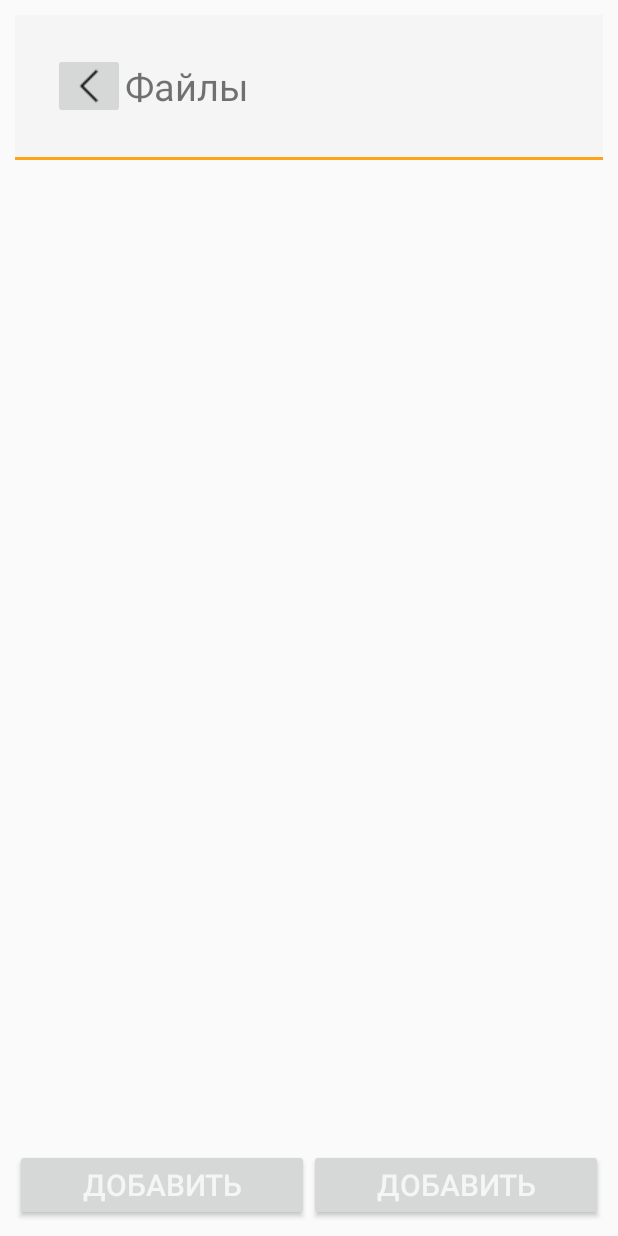
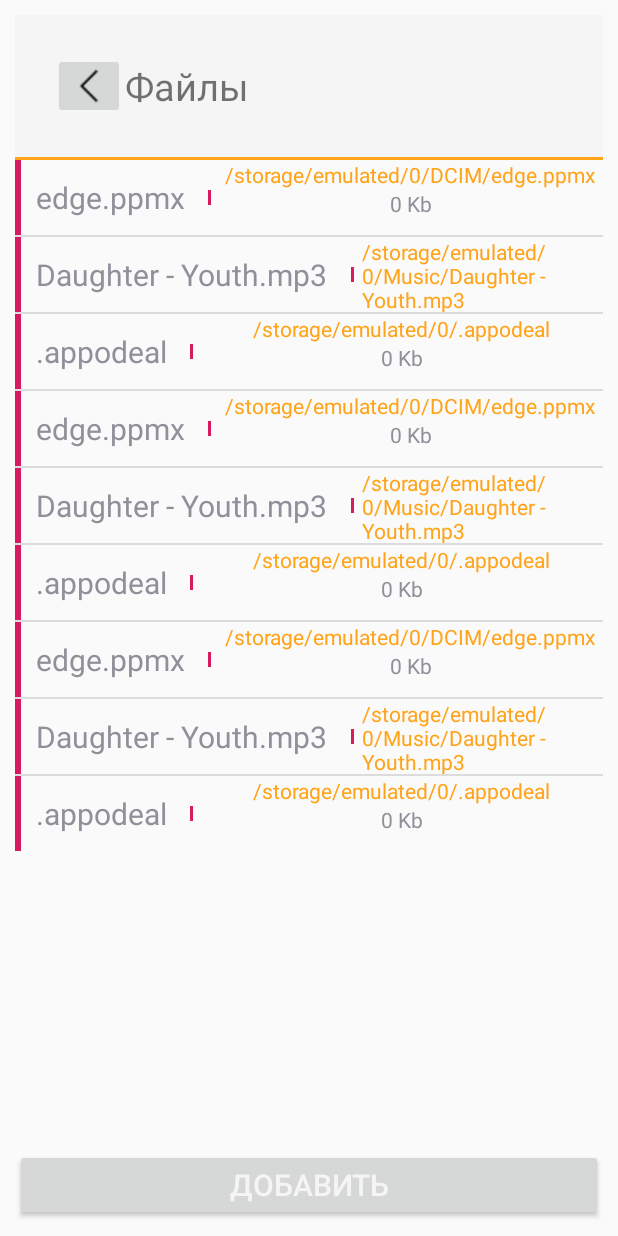
Before and after one commit to The5teve/prog_tech, an Android app: the screen it shows after launch (FileListActivity), after a tap on "ИЗМЕНИТЬ", on a phone screen of 412 x 824 dp. Run offline under Robolectric (Android 15) with nearby library versions, the phone set to English and light mode, and no system bars.

Commit message:
Удаление объекта FilesData листом AttachedFile. Удален класс FilesData. Реализован возврат Parcelable-данных(ArrayList<AttachedFile>) c FileListActivity в MainActivity. Добавлен EventListener для кнопки "Назад" на FileListActivity. Добавлено отображение файлов, полученных с FileListActivity. Изменение разметки экрана MainActivity: вертикальное расположение списков вместо горизонтального; Добавление ScrollView для просмотра данных экрана

```diff
--- a/app/src/main/java/com/paa/allsafeproject/FileListActivity.kt
+++ b/app/src/main/java/com/paa/allsafeproject/FileListActivity.kt
@@ -4,19 +4,21 @@ import android.content.Intent
 import androidx.appcompat.app.AppCompatActivity
 import android.os.Bundle
 import android.util.Log
-import android.widget.AdapterView
-import android.widget.ArrayAdapter
-import android.widget.TextView
+import android.view.View
 import android.widget.Toast
+import com.paa.allsafeproject.data_structs.AttachedFile
 import kotlinx.android.synthetic.main.activity_file_list.*
 
 class FileListActivity : AppCompatActivity() {
 
-    private val TAG:String = "FilesListActivity"
+    private val TAG:String = "FileListActivity"
 
-    private var files:ArrayList<AttachedFile> = ArrayList<AttachedFile>()
+//    var filesData:FilesData = FilesData()
+    // Хранение в виде листа Parcelable-объектов AttachedFile вместо Parcelable-объекта FilesData
+    private val files: ArrayList<AttachedFile> = ArrayList()
 
     override fun onCreate(savedInstanceState: Bundle?) {
+
         super.onCreate(savedInstanceState)
         setContentView(R.layout.activity_file_list)
     }
@@ -24,14 +26,35 @@ class FileListActivity : AppCompatActivity() {
     override fun onResume() {
         setListeners()
         // Отображение данных
-        val f1:AttachedFile = AttachedFile("/storage/emulated/0/DCIM/edge.ppmx")
-        val f2:AttachedFile = AttachedFile("/storage/emulated/0/Music/Daughter - Youth.mp3")
-        val f3:AttachedFile = AttachedFile("/storage/emulated/0/.appodeal")
+        // Тестовые данные
+        val f1: AttachedFile =
+            AttachedFile("/storage/emulated/0/DCIM/edge.ppmx")
+        val f2: AttachedFile =
+            AttachedFile("/storage/emulated/0/Music/Daughter - Youth.mp3")
+        val f3: AttachedFile =
+            AttachedFile("/storage/emulated/0/.appodeal")
+        val f4: AttachedFile =
+            AttachedFile("/storage/emulated/0/DCIM/edge.ppmx")
+        val f5: AttachedFile =
+            AttachedFile("/storage/emulated/0/Music/Daughter - Youth.mp3")
+        val f6: AttachedFile =
+            AttachedFile("/storage/emulated/0/.appodeal")
+        val f7: AttachedFile =
+            AttachedFile("/storage/emulated/0/DCIM/edge.ppmx")
+        val f8: AttachedFile =
+            AttachedFile("/storage/emulated/0/Music/Daughter - Youth.mp3")
+        val f9: AttachedFile =
+            AttachedFile("/storage/emulated/0/.appodeal")
         files.add(f1)
         files.add(f2)
         files.add(f3)
-        val adapter = FileListAdapter(this, R.layout.view_file_rec, files)
-//        adapter.getView()
+        files.add(f4)
+        files.add(f5)
+        files.add(f6)
+        files.add(f7)
+        files.add(f8)
+        files.add(f9)
+        val adapter = FileListAdapter(applicationContext, R.layout.view_file_rec, files)
         lw_fileListActivity_fileList.adapter = adapter
         // parent - view родителя нажатого элемента; view - нажатый элемент; position - порядковый номер пункта в списке; id - идентификатор нажатого элемента
         lw_fileListActivity_fileList.setOnItemClickListener { parent, view, position, id ->
@@ -39,25 +62,23 @@ class FileListActivity : AppCompatActivity() {
             files.removeAt(position)
             adapter.notifyDataSetChanged()
         }
-//        lw_fileListActivity_fileList.setOnItemClickListener { parent, view, position, id ->
-//            Toast.makeText(this, (view as TextView).text, Toast.LENGTH_LONG).show()
-//        }
-
         Log.d(TAG, "onResume")
         super.onResume()
     }
 
     private fun setListeners() {
-        button_addFile.setOnClickListener {
+//        button_addFile.setOnClickListener {
+//
+//        }
+        imageButton_fileList_backButton.setOnClickListener { sendFilesToMainActivity(files) }
+    }
 
-        }
-        button_removeFile.setOnClickListener {
+    override fun onBackPressed() = sendFilesToMainActivity(files)
 
-        }
-        imageButton_fileList_backButton.setOnClickListener {
-            var mainActivityIntent:Intent = Intent()
-//            todo(Передача Intent: путь, название?, размер, лист файлов?)
-//            mainActivityIntent.putExtra("FILES_NAMES")
-        }
+    private fun sendFilesToMainActivity(files: ArrayList<AttachedFile>?) {
+        var toMainActivity:Intent = Intent()
+        toMainActivity.putExtra("FILES", files) // Почему-то null в итоге
+        setResult(RESULT_OK, toMainActivity)
+        finish()
     }
 }
--- a/app/src/main/java/com/paa/allsafeproject/FileListAdapter.kt
+++ b/app/src/main/java/com/paa/allsafeproject/FileListAdapter.kt
@@ -5,20 +5,22 @@ import android.view.LayoutInflater
 import android.view.View
 import android.view.ViewGroup
 import android.widget.ArrayAdapter
+import android.widget.ListView
 import android.widget.TextView
+import androidx.annotation.LayoutRes
+import com.paa.allsafeproject.data_structs.AttachedFile
 
-class FileListAdapter(context: Context, val resource:Int, val files:ArrayList<AttachedFile>) :
-    ArrayAdapter<AttachedFile>(context, resource) {
+class FileListAdapter(context: Context, @LayoutRes val resource:Int, val files:ArrayList<AttachedFile>) :
+    ArrayAdapter<AttachedFile>(context, resource, files) {
+
+    private val TAG:String = "FILE_LIST_ADAPTER"
 
     override fun getView(position: Int, convertView: View?, parent: ViewGroup): View {
-        val layoutInflater = LayoutInflater.from(context)
-        val listView = layoutInflater.inflate(R.layout.view_file_rec, parent, false)
-        val f_name = listView.findViewById<TextView>(R.id.tw_fileRecord_name)
-        val f_path = listView.findViewById<TextView>(R.id.tw_fileRecord_path)
-        val f_size = listView.findViewById<TextView>(R.id.tw_fileRecord_size)
-        f_name.text = files[position].name
-        f_path.text = files[position].path
-        f_size.text = "${(files[position].size).div(1024)} Kb"
-        return listView
+        val inflater = LayoutInflater.from(context)
+        val linearLayout = inflater.inflate(R.layout.view_file_rec, parent, false)
+        linearLayout.findViewById<TextView>(R.id.tw_fileRecord_name).text = files[position].name
+        linearLayout.findViewById<TextView>(R.id.tw_fileRecord_path).text = files[position].path
+        linearLayout.findViewById<TextView>(R.id.tw_fileRecord_size).text = "${(files[position].size).div(1024)} Kb"
+        return linearLayout
     }
 }
--- a/app/src/main/java/com/paa/allsafeproject/MainActivity.kt
+++ b/app/src/main/java/com/paa/allsafeproject/MainActivity.kt
@@ -6,7 +6,7 @@ import android.os.Bundle
 import android.util.Log
 import android.widget.LinearLayout
 import android.widget.TextView
-import android.widget.Toast
+import com.paa.allsafeproject.data_structs.AttachedFile
 import kotlinx.android.synthetic.main.activity_main.*
 
 class MainActivity : AppCompatActivity() {
@@ -14,52 +14,49 @@ class MainActivity : AppCompatActivity() {
 //    private val REQUEST_CODE_OK = 1
 //    private val REQUEST_CODE_ERROR = 4
 
-    private val TAG:String = "MainActivity"
+    private val TAG:String = "ACTIVITY_MAIN"
 
-    var attachedFiles:java.util.ArrayList<String> = ArrayList() // TODO: Тип данных String! Исправить
     var mails:java.util.ArrayList<String> = ArrayList()
+    var files:ArrayList<AttachedFile> = ArrayList()
 
     override fun onCreate(savedInstanceState: Bundle?) {
         Log.d(TAG, "onCreate")
-//        val toast:Toast = Toast.makeText(applicationContext, "main_onCreate", Toast.LENGTH_SHORT)
-//        toast.setGravity(Gravity.TOP or Gravity.LEFT,0,0)
-//        toast.show()
         super.onCreate(savedInstanceState)
         setContentView(R.layout.activity_main)
     }
 
-    override fun onStart() {
-        Log.d(TAG, "onStart")
-//        setListeners()
-        super.onStart()
-    }
-
-    override fun onPause() {
-        Log.d(TAG, "onPause")
-        super.onPause()
-    }
     override fun onResume() {
+        Log.d(TAG, "onResume")
         setListeners()
-        Log.d(TAG, "onResume")
         super.onResume()
     }
 
-//    override fun onResume() {
-//        fillMailList()
-//        fillFileList()
-//        super.onResume()
-//    }
+    private fun fillMailListView(receivedMails: java.util.ArrayList<String>?) {
+        if (receivedMails != null) {
+            mails = receivedMails // плохо!
+            var ll_mailList: LinearLayout = linearLayout_mailList
+            for (i: String in mails) {
+                var tw = TextView(this)
+                tw.text = i
+                ll_mailList.addView(tw)
+            }
+        } else {
+            Log.d(TAG, "fillMailList: ArrayList of received mails is null")
+        }
+    }
 
-    private fun fillMailList(receivedMails: java.util.ArrayList<String>?) {
-        // TODO(null-проверка полученного листа)
-        mails = receivedMails!! // плохо!
-        Log.d(TAG, "fillMailList")
-        Toast.makeText(applicationContext, "filling mail list", Toast.LENGTH_SHORT).show()
-        var ll_mailList:LinearLayout = linearLayout_mailList
-        for (i:String in mails) {
-            var tw = TextView(this)
-            tw.text = i
-            ll_mailList.addView(tw)
+    private fun fillFileList(receivedFiles: ArrayList<AttachedFile>?) {
+        Log.d(TAG, "fillFileList: received ArrayList of AttachedFiles = $receivedFiles")
+        if (receivedFiles != null) {
+            files = receivedFiles
+            var adapter:FileListAdapter = FileListAdapter(applicationContext, R.layout.view_file_rec, files)
+            MainActivity_ListView_fileList.adapter = adapter
+            Log.d(TAG, "files size ${files.size}")
+            for (f in files) {
+                Log.d(TAG, "DATA STRUCT ${f}")
+            }
+        } else {
+//            Toast.makeText(applicationContext, "Cant fill files NullPointer", Toast.LENGTH_SHORT).show()
         }
     }
 
@@ -67,12 +64,13 @@ class MainActivity : AppCompatActivity() {
         Log.d(TAG, "setListeners method")
         button_tomails.setOnClickListener {
             val editMailsIntent = Intent(this, MailListActivity::class.java)
-            editMailsIntent.putStringArrayListExtra("MainActivity_MAILS", mails)
+            editMailsIntent.putStringArrayListExtra("MAILS", mails)
+            Log.d(TAG, "Sending ${mails}")
             startActivityForResult(editMailsIntent,1)
         }
         button_toFiles.setOnClickListener {
             val editFilesIntent = Intent(this, FileListActivity::class.java)
-            editFilesIntent.putStringArrayListExtra("MainActivity_FILES", attachedFiles)
+            if(files.size!=0) editFilesIntent.putExtra("FILES", files)
             startActivityForResult(editFilesIntent,1)
         }
     }
@@ -80,9 +78,9 @@ class MainActivity : AppCompatActivity() {
     override fun onActivityResult(requestCode: Int, resultCode: Int, data: Intent?) {
         Log.d(TAG, "onActivityResult")
         // отображение почт
-        fillMailList(data?.getStringArrayListExtra("MAILS"))
+        fillMailListView(data?.getStringArrayListExtra("MAILS"))
         // отображение файлов
-//        fillFileList(data?.getArray)
+        fillFileList(data?.getParcelableArrayListExtra("FILES"))
         super.onActivityResult(requestCode, resultCode, data)
     }
 }
--- a/app/src/main/java/com/paa/allsafeproject/data_structs/AttachedFile.kt
+++ b/app/src/main/java/com/paa/allsafeproject/data_structs/AttachedFile.kt
@@ -1,9 +1,43 @@
-package com.paa.allsafeproject
+package com.paa.allsafeproject.data_structs
 
+import android.os.Parcel
+import android.os.Parcelable
 import java.io.File
 import java.nio.file.Files
 
 class AttachedFile(val path: String,
                    val fileObj: File=File(path),
                    var name: String=fileObj.name,
-                   var size: Int= (fileObj.length().toInt()))
+                   var size: Int= (fileObj.length().toInt())) : Parcelable {
+    constructor(parcel: Parcel) : this(
+        parcel.readString().toString() // todo: Null-проверка
+//        TODO("fileObj"),
+//        parcel.readString(),
+//        parcel.readInt()
+    )
+
+    override fun writeToParcel(parcel: Parcel, flags: Int) {
+        parcel.writeString(path)
+        // Не нужно передавать имя и размер файла, т.к. конструктору требуется только путь к файлу?
+//        parcel.writeString(name)
+//        parcel.writeInt(size)
+    }
+
+    override fun describeContents(): Int {
+        return 0
+    }
+
+    companion object CREATOR : Parcelable.Creator<AttachedFile> {
+        override fun createFromParcel(parcel: Parcel): AttachedFile {
+            return AttachedFile(parcel)
+        }
+
+        override fun newArray(size: Int): Array<AttachedFile?> {
+            return newArray(size)
+        }
+    }
+
+    override fun toString(): String {
+        return "Data struct: $path - $size"
+    }
+}
--- a/app/src/main/java/com/paa/allsafeproject/data_structs/AttachedMail.kt
+++ b/app/src/main/java/com/paa/allsafeproject/data_structs/AttachedMail.kt
@@ -1,4 +1,4 @@
-package com.paa.allsafeproject
+package com.paa.allsafeproject.data_structs
 
 class AttachedMail(var mail:String?) {
 
--- a/app/src/main/java/com/paa/allsafeproject/data_structs/FilesData.kt
+++ /dev/null
@@ -1,4 +0,0 @@
-package com.paa.allsafeproject.data_structs
-
-class FilesData {
-}
--- a/app/src/main/res/layout/activity_file_list.xml
+++ b/app/src/main/res/layout/activity_file_list.xml
@@ -60,12 +60,12 @@
             android:layout_width="wrap_content"
             android:layout_height="wrap_content"
             android:text="@string/files_list_addFile" />
-        <Button android:id="@+id/button_removeFile"
-            android:layout_weight="0.25"
-            style="@style/buttons_medium"
-            android:layout_width="wrap_content"
-            android:layout_height="wrap_content"
-            android:text="@string/files_list_addFile" />
+<!--        <Button android:id="@+id/button_removeFile"-->
+<!--            android:layout_weight="0.25"-->
+<!--            style="@style/buttons_medium"-->
+<!--            android:layout_width="wrap_content"-->
+<!--            android:layout_height="wrap_content"-->
+<!--            android:text="@string/files_list_addFile" />-->
     </LinearLayout>
 
 
--- a/app/src/main/res/layout/view_file_rec.xml
+++ b/app/src/main/res/layout/view_file_rec.xml
@@ -1,7 +1,8 @@
 <?xml version="1.0" encoding="utf-8"?>
 <LinearLayout xmlns:android="http://schemas.android.com/apk/res/android"
     android:orientation="horizontal" android:layout_width="match_parent"
-    android:layout_height="wrap_content">
+    android:layout_height="wrap_content"
+    android:height="500dp">
     <View
         android:layout_width="4dp"
         android:layout_height="50dp"
@@ -30,13 +31,13 @@
             android:textColor="@color/colorPrimaryDarkOrange"
             android:layout_width="wrap_content"
             android:layout_height="wrap_content"
-            android:text="d:/tests">
-
+            android:layout_gravity="center"
+            android:text="tw_fileRecord_path">
         </TextView>
         <TextView android:id="@+id/tw_fileRecord_size"
             android:layout_width="wrap_content"
             android:layout_height="wrap_content"
-            android:text="0 MB"
+            android:text="tw_fileRecord_size"
             android:layout_gravity="center"/>
     </LinearLayout>
 </LinearLayout>
--- /dev/null
+++ b/app/src/main/res/layout/view_file_rec_small.xml
@@ -0,0 +1,6 @@
+<?xml version="1.0" encoding="utf-8"?>
+<LinearLayout xmlns:android="http://schemas.android.com/apk/res/android"
+    android:orientation="vertical" android:layout_width="match_parent"
+    android:layout_height="match_parent">
+
+</LinearLayout>
--- a/app/src/main/res/values/styles.xml
+++ b/app/src/main/res/values/styles.xml
@@ -9,7 +9,7 @@
 
     <style name="hat_text" parent="Theme.AppCompat.Light.NoActionBar">
         <item name="android:textColor">@color/colorLightGrey</item>
-        <item name="android:textSize">50sp</item>
+        <item name="android:textSize">30sp</item>
     </style>
 
     <style name="buttons_large">
@@ -24,6 +24,7 @@
 
     <style name="mainblock_titles">
         <item name="android:layout_weight">0.05</item>
+        <item name="android:paddingBottom">10dp</item>
         <item name="android:textColor">@color/colorPrimaryDarkOrange</item>
         <item name="android:paddingLeft">@dimen/main_list_titlesLeftPadding</item>
         <item name="android:textSize">@dimen/main_mainBlock_titlesFontSize</item>
```
Also changed, not shown: app/src/main/java/com/paa/allsafeproject/MailListActivity.kt (+11 -2 lines), app/src/main/res/layout/activity_main.xml (+13 -18 lines).
